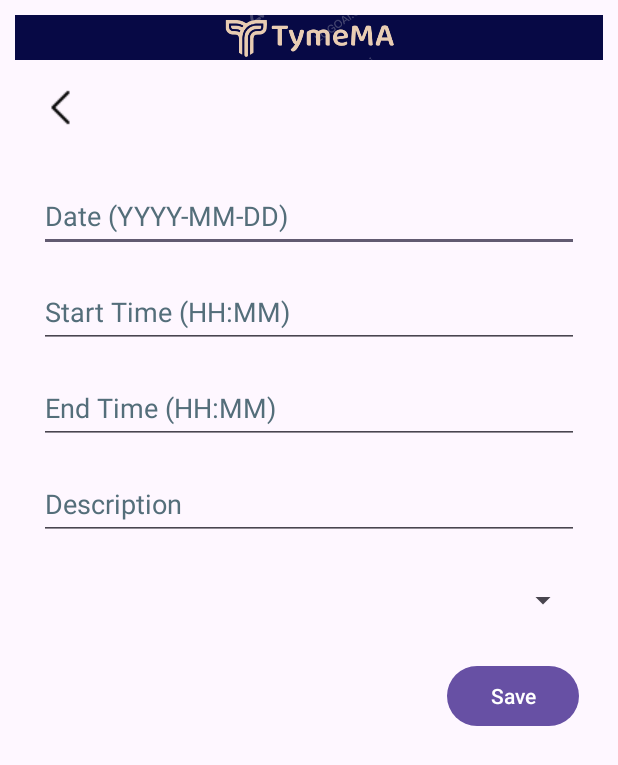
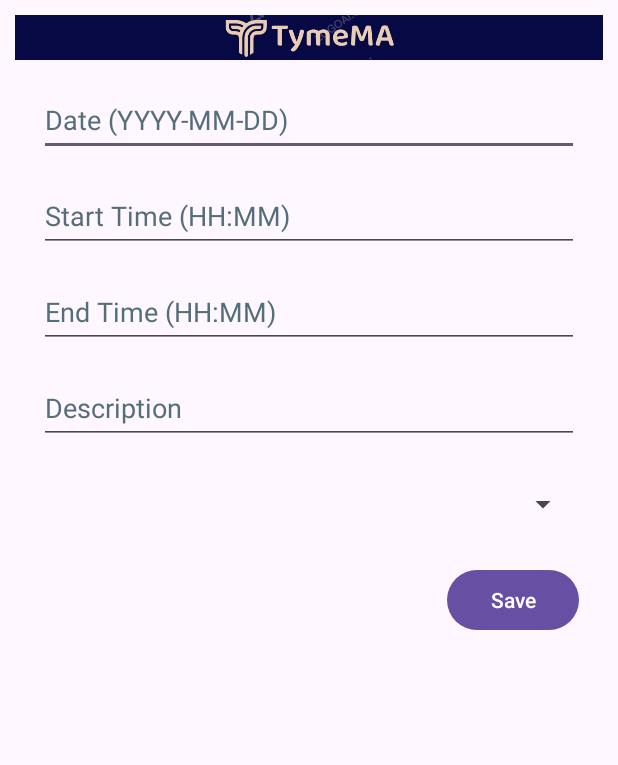
Before and after one commit to ST10089515/TymeMA_groupB, an Android app built with Jetpack Compose: the Timesheet screen opened directly, with no data from a screen before it, on a phone screen of 412 x 824 dp. Shown: the top 765 px of the screen. Run offline under Robolectric (Android 15) with nearby library versions, the phone set to English and light mode, and no system bars.

Commit message:
categories and timesheet

```diff
--- a/app/src/main/res/layout/activity_timesheet.xml
+++ b/app/src/main/res/layout/activity_timesheet.xml
@@ -22,19 +22,7 @@
         tools:layout_editor_absoluteY="16dp"
             android:contentDescription="@string/todo" />
 
-        <RelativeLayout
-            android:layout_width="match_parent"
-            android:layout_height="?actionBarSize">
 
-            <ImageView
-                android:layout_width="wrap_content"
-                android:layout_height="wrap_content"
-                app:srcCompat="@drawable/general_back_icon"
-                android:layout_centerVertical="true"
-                android:padding="15dp"
-                android:contentDescription="@string/todo5" />
-
-        </RelativeLayout>
 
         <RelativeLayout
             android:layout_width="match_parent"
```
